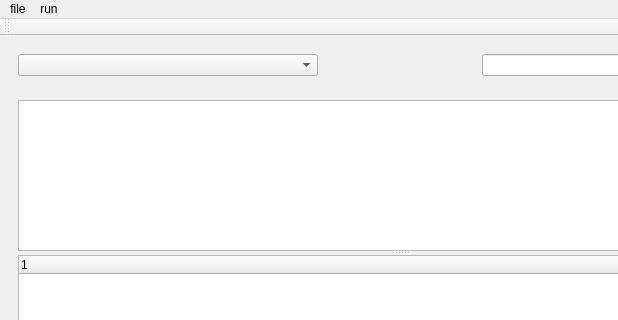
This is mainwindow.ui in vvningning/Sniffer as Qt 5 draws it before an edit; both pictures show x 0 to 618 and y 0 to 320 of the 800 by 600 pixel window. The edited form follows.
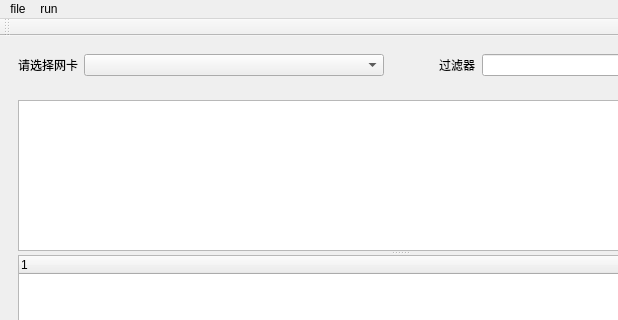
This is the edited form. Icons and pictures are not drawn.

Diff of the .ui file:
```diff
--- a/mainwindow.ui
+++ b/mainwindow.ui
@@ -18,6 +18,13 @@
     <item>
      <widget class="QWidget" name="widget" native="true">
       <layout class="QHBoxLayout" name="horizontalLayout">
+       <item>
+        <widget class="QLabel" name="networkCard">
+         <property name="text">
+          <string>请选择网卡</string>
+         </property>
+        </widget>
+       </item>
        <item>
         <widget class="QComboBox" name="comboBox">
          <property name="minimumSize">
@@ -41,6 +48,13 @@
          </property>
         </spacer>
        </item>
+       <item>
+        <widget class="QLabel" name="label">
+         <property name="text">
+          <string>过滤器</string>
+         </property>
+        </widget>
+       </item>
        <item>
         <widget class="QLineEdit" name="lineEdit">
          <property name="minimumSize">
```
